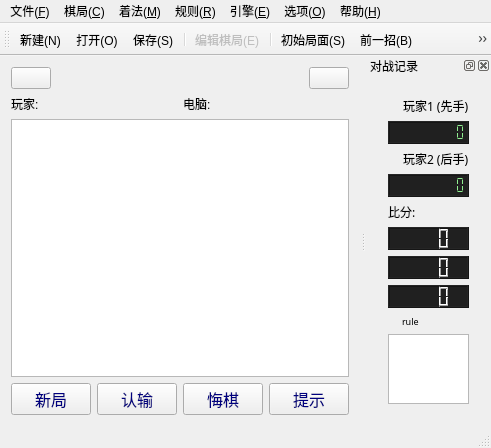
This is gamewindow.ui in calcitem/Sanmill as Qt 5 draws it before an edit. The edited form follows.
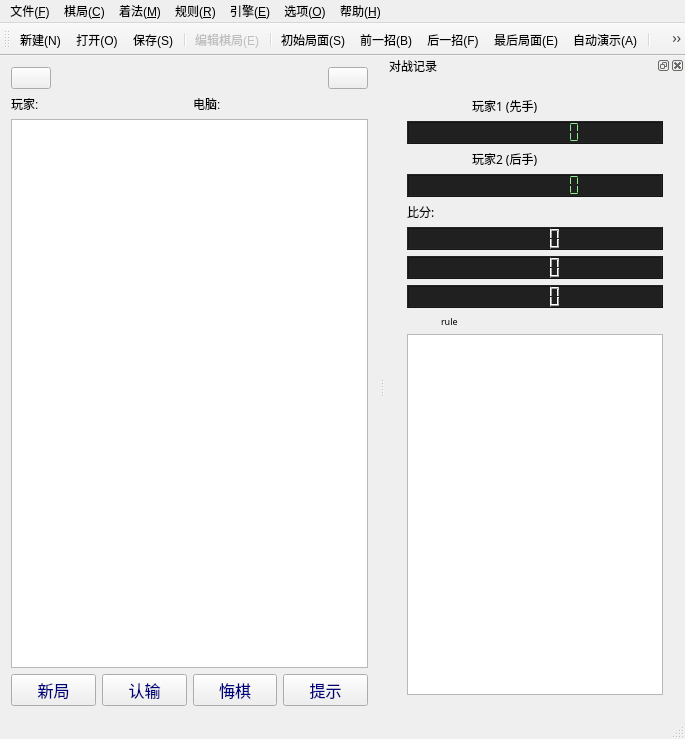
This is the edited form. Icons and pictures are not drawn. Custom widgets are drawn as their Qt base class.

Commit message: ui: lcd: score: Change digit to 5

The edit to the form file:
```diff
--- a/gamewindow.ui
+++ b/gamewindow.ui
@@ -6,8 +6,8 @@
    <rect>
     <x>0</x>
     <y>0</y>
-    <width>491</width>
-    <height>432</height>
+    <width>685</width>
+    <height>739</height>
    </rect>
   </property>
   <property name="windowTitle">
@@ -226,8 +226,8 @@
     <rect>
      <x>0</x>
      <y>0</y>
-     <width>491</width>
-     <height>22</height>
+     <width>685</width>
+     <height>48</height>
     </rect>
    </property>
    <widget class="QMenu" name="menu_F">
@@ -589,7 +589,7 @@
             <bool>false</bool>
            </property>
            <property name="digitCount">
-            <number>4</number>
+            <number>5</number>
            </property>
            <property name="value" stdset="0">
             <double>0.000000000000000</double>
@@ -611,7 +611,7 @@
             <enum>QFrame::Raised</enum>
            </property>
            <property name="digitCount">
-            <number>4</number>
+            <number>5</number>
            </property>
            <property name="mode">
             <enum>QLCDNumber::Dec</enum>
@@ -630,7 +630,7 @@
             <bool>false</bool>
            </property>
            <property name="digitCount">
-            <number>4</number>
+            <number>5</number>
            </property>
           </widget>
          </item>
```
